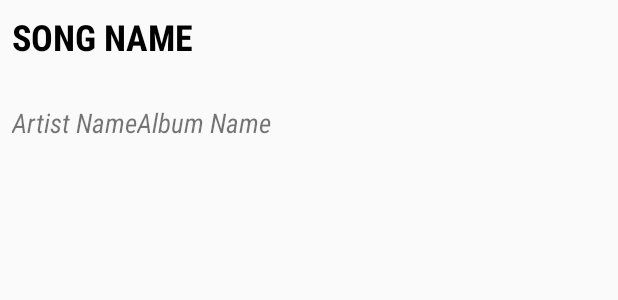
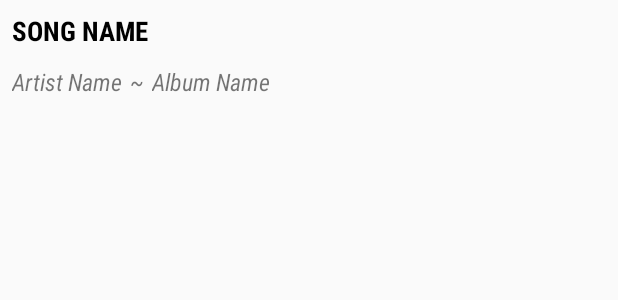
Before and after one commit to aks018/UltimateSpotifyPlayer, an Android app: the layout song_adapter.xml on its own in the app's theme, with its tools: preview values and no code run, on a phone screen of 412 x 824 dp. Shown: the top 300 px of the screen. Run offline under Robolectric (Android 15) with nearby library versions, the phone set to English and light mode, and no system bars.

```diff
--- a/app/src/main/res/layout/song_adapter.xml
+++ b/app/src/main/res/layout/song_adapter.xml
@@ -8,42 +8,59 @@
         android:id="@+id/textViewSongName"
         android:layout_width="wrap_content"
         android:layout_height="wrap_content"
+        android:layout_alignParentStart="true"
+        android:layout_alignParentLeft="true"
         android:layout_alignParentTop="true"
         android:ellipsize="end"
-        android:textAllCaps="true"
-        android:textStyle="bold"
+        android:fontFamily="sans-serif-condensed"
         android:maxLines="1"
         android:text="Song Name"
+        android:textAllCaps="true"
         android:textColor="#000000"
-        android:fontFamily="sans-serif-condensed"
-        android:textSize="24dp" />
+        android:textSize="18dp"
+        android:textStyle="bold" />
 
     <TextView
         android:id="@+id/textViewArtistName"
         android:layout_width="wrap_content"
         android:layout_height="wrap_content"
         android:layout_alignParentTop="true"
-        android:layout_marginTop="61dp"
+        android:layout_marginTop="35dp"
         android:ellipsize="end"
+        android:fontFamily="sans-serif-condensed"
         android:maxLines="1"
-        android:textStyle="italic"
         android:text="Artist Name"
-        android:fontFamily="sans-serif-condensed"
-        android:textSize="18dp" />
+        android:textSize="16dp"
+        android:textStyle="italic" />
 
     <TextView
         android:id="@+id/textViewAlbumName"
-        android:layout_width="196dp"
+        android:layout_width="268dp"
         android:layout_height="wrap_content"
-        android:layout_toRightOf="@+id/textViewArtistName"
-        android:layout_alignParentTop="true"
-        android:layout_centerHorizontal="true"
-        android:layout_marginTop="61dp"
+        android:layout_alignTop="@+id/textViewArtistName"
+        android:layout_toEndOf="@+id/textView2"
+        android:layout_toRightOf="@id/textView2"
         android:ellipsize="end"
         android:fontFamily="sans-serif-condensed"
         android:maxLines="1"
         android:text="Album Name"
-        android:textSize="18dp"
+        android:textSize="16dp"
+        android:textStyle="italic" />
+
+    <TextView
+        android:id="@+id/textView2"
+        android:layout_width="wrap_content"
+        android:layout_height="wrap_content"
+        android:layout_alignTop="@+id/textViewArtistName"
+        android:layout_toEndOf="@+id/textViewArtistName"
+        android:layout_toRightOf="@id/textViewArtistName"
+        android:ellipsize="end"
+        android:fontFamily="sans-serif-condensed"
+        android:maxLines="1"
+        android:text="~"
+        android:layout_marginLeft="5dp"
+        android:layout_marginRight="5dp"
+        android:textSize="16dp"
         android:textStyle="italic" />
 
 
```
Also changed, not shown: app/src/main/java/com/example/avi/ultimatespotifyplayer/MainActivity.java (+27 -0 lines), app/src/main/java/com/example/avi/ultimatespotifyplayer/adapter/SongBaseAdapter.java (+3 -4 lines), app/src/main/res/layout/activity_main.xml (+39 -3 lines).
